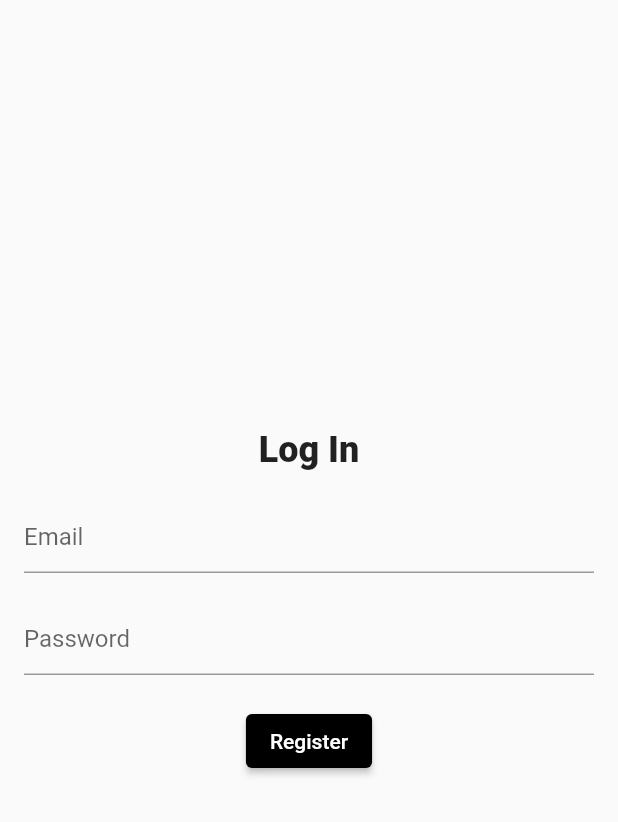
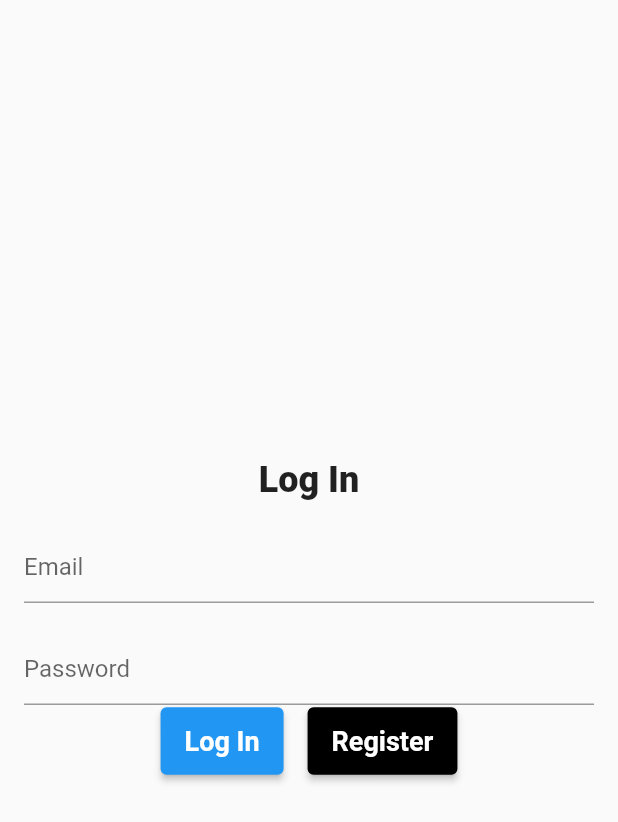
Before and after one commit to Yuubitsume/Flutter_To_Do_List, a Flutter app: the screen it shows after launch, on a phone screen of 412 x 824 dp. Shown: the top 822 px of the screen. Run offline on Flutter 3.47's test engine with Material 2 defaults, Android fonts, the phone set to English and light mode, and no system bars; our stand-ins replace firebase_auth, firebase_core, get; accounts and stored records are empty.

Commit message:
disconnect text - start redirection

```diff
--- a/lib/auth/register.dart
+++ b/lib/auth/register.dart
@@ -6,7 +6,7 @@ import 'package:flutter/material.dart';
 import '../main.dart';
 import 'auth.dart';
 
-class _RegistercreenState extends State<AuthScreen> {
+class RegisterScreen extends State<AuthScreen> {
   final bool _isLogin = false;
   bool _loading = false;
   final _formKey = GlobalKey<FormState>();
@@ -22,15 +22,13 @@ class _RegistercreenState extends State<AuthScreen> {
 
     //Check if is login or register
     if (_isLogin) {
+      await Auth().signInWithEmailAndPassword(email, password);
+    } else {
       await Auth().registerWithEmailAndPassword(email, password);
-    } else {
-      await Auth().signInWithEmailAndPassword(email, password);
     }
 
     setState(() => _loading = false);
   }
-
-
 
   @override
   Widget build(BuildContext context) {
@@ -46,7 +44,7 @@ class _RegistercreenState extends State<AuthScreen> {
               crossAxisAlignment: CrossAxisAlignment.center,
               children: [
                 const Text(
-                  "Register",
+                  "Register Page",
                   style: TextStyle(fontSize: 24, fontWeight: FontWeight.w800),
                 ),
                 const SizedBox(
--- a/lib/main.dart
+++ b/lib/main.dart
@@ -1,12 +1,13 @@
 import 'package:firebase_auth/firebase_auth.dart';
 import 'package:firebase_core/firebase_core.dart';
 import 'package:flutter/material.dart';
+import 'package:get/get.dart';
+import 'package:provider/provider.dart';
 //import 'package:google_fonts/google_fonts.dart';
 
 import 'auth/auth.dart';
 import 'auth/register.dart';
 import 'firebase_options.dart';
-
 
 void main() async {
   WidgetsFlutterBinding.ensureInitialized();
@@ -16,14 +17,12 @@ void main() async {
   runApp(const MyApp());
 }
 
-
-
 class MyApp extends StatelessWidget {
   const MyApp({super.key});
 
   @override
   Widget build(BuildContext context) {
-    return MaterialApp(
+    return GetMaterialApp(
       title: 'To-Do List',
       theme: ThemeData(
         //textTheme: GoogleFonts.poppinsTextTheme(Theme.of(context).textTheme),
@@ -33,8 +32,7 @@ class MyApp extends StatelessWidget {
         stream: FirebaseAuth.instance.authStateChanges(),
         builder: (context, snapshot) {
           if (snapshot.hasData) {
-            return const ToDoList(
-              title: 'Your TodoList');
+            return const ToDoList(title: 'Your TodoList');
           } else {
             return const AuthScreen();
           }
@@ -43,7 +41,6 @@ class MyApp extends StatelessWidget {
     );
   }
 }
-
 
 class AuthScreen extends StatefulWidget {
   const AuthScreen({super.key});
@@ -60,6 +57,7 @@ class _AuthScreenState extends State<AuthScreen> {
   final _formKey = GlobalKey<FormState>();
   final TextEditingController _emailController = TextEditingController();
   final TextEditingController _passwordController = TextEditingController();
+
 
   handleSubmit() async {
     if (!_formKey.currentState!.validate()) return;
@@ -141,24 +139,56 @@ class _AuthScreenState extends State<AuthScreen> {
                     ),
                   ),
                 ),
-const SizedBox(height: 20),
+                Column(
+                  mainAxisAlignment: MainAxisAlignment.center,
+                  children: <Widget>[
+                    Row(
+                      mainAxisAlignment: MainAxisAlignment.center,
+                      children: <Widget>[
                         ElevatedButton(
+                          onPressed: () => handleSubmit(),
+                          style: ElevatedButton.styleFrom(
+                            backgroundColor: Colors.blue,
+                            padding: const EdgeInsets.symmetric(
+                              horizontal: 16.0,
+                              vertical: 12.0,
+                            ),
+                          ),
+                          child: const Text(
+                            'Log In',
+                            style: TextStyle(
+                              color: Colors.white,
+                              fontSize: 18.0,
+                              fontWeight: FontWeight.bold,
+                            ),
+                          ),
+                        ),
+                        const SizedBox(
+                          width: 16.0,
+                          height: 20,
+                        ),
+                       ElevatedButton(
+                          onPressed: () => Navigator.of(context).push(MaterialPageRoute(builder: (context) => RegisterScreen())),
                           style: ElevatedButton.styleFrom(
                             backgroundColor: Colors.black,
+                            padding: const EdgeInsets.symmetric(
+                              horizontal: 16.0,
+                              vertical: 12.0,
                             ),
-                  onPressed: () => handleSubmit(),
-                  child: _loading
-                      ? const SizedBox(
-                          width: 20,
-                          height: 20,
-                          child: CircularProgressIndicator(
+                          ),
+                          child: const Text(
+                            'Register',
+                            style: TextStyle(
                               color: Colors.white,
-                            strokeWidth: 2,
+                              fontSize: 18.0,
+                              fontWeight: FontWeight.bold,
                             ),
+                          ),
+                        ),
+                      ]
                     )
-                      : Text(_isLogin ? 'Login' : 'Register'),
+                  ],
                 ),
-                const SizedBox(height: 20),
               ],
             ),
           ),
@@ -187,7 +217,6 @@ class HomeScreen extends StatelessWidget {
             onPressed: () {
               //Use this to Log Out user
               FirebaseAuth.instance.signOut();
-
             },
             style: ElevatedButton.styleFrom(
               backgroundColor: Colors.black,
@@ -214,6 +243,8 @@ class ToDoList extends StatefulWidget {
 
 class _ToDoListState extends State<ToDoList> {
   final List<String> _tasks = [];
+
+  State<AuthScreen> createState() => _AuthScreenState();
 
   final TextEditingController _taskController = TextEditingController();
 
@@ -252,7 +283,6 @@ class _ToDoListState extends State<ToDoList> {
                 onPressed: () {
                   _removeTask(index);
                 },
-
               ),
             ),
           ),
@@ -289,6 +319,12 @@ class _ToDoListState extends State<ToDoList> {
           Expanded(
             child: _buildTaskList(),
           ),
+           ElevatedButton(
+              onPressed: () async {
+                FirebaseAuth.instance.signOut();
+              },
+              child: const Text('Déconnexion'),
+            )
         ],
       ),
     );
--- a/pubspec.yaml
+++ b/pubspec.yaml
@@ -31,6 +31,8 @@ dependencies:
   flutter:
     sdk: flutter
   cloud_firestore: ^4.4.4
+  get: ^4.6.5
+  provider: ^6.0.5
 
 
   # The following adds the Cupertino Icons font to your application.
```
Also changed, not shown: lib/auth/auth.dart (+4 -54 lines), lib/model/tache.dart (+4 -6 lines), pubspec.lock. Lines whose indentation alone changed are shown as unchanged.
